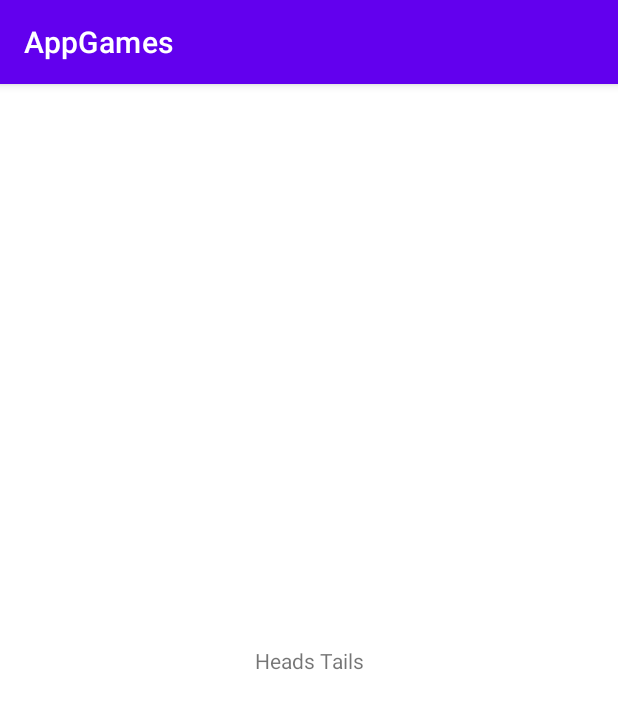
After one commit to Gustavo-F/Programacao-Dispositivos-Moveis, an Android app: the HeadsTailsFragment screen opened through its navigation route, on a phone screen of 412 x 824 dp. The commit adds this screen. Shown: the top 709 px of the screen. Run offline under Robolectric (Android 15) with nearby library versions, the phone set to English and light mode, and no system bars.

Commit message:
Criados fragmentos para heads tails e rolldice

```diff
--- /dev/null
+++ b/AppGames/app/src/main/java/com/gustavo/appgames/HeadsTailsFragment.kt
@@ -0,0 +1,11 @@
+package com.gustavo.appgames
+
+import android.os.Bundle
+import android.view.View
+import androidx.fragment.app.Fragment
+
+class HeadsTailsFragment: Fragment(R.layout.fragment_heads_tails) {
+    override fun onViewCreated(view: View, savedInstanceState: Bundle?) {
+        super.onViewCreated(view, savedInstanceState)
+    }
+}
--- /dev/null
+++ b/AppGames/app/src/main/res/layout/fragment_heads_tails.xml
@@ -0,0 +1,19 @@
+<?xml version="1.0" encoding="utf-8"?>
+<androidx.constraintlayout.widget.ConstraintLayout xmlns:android="http://schemas.android.com/apk/res/android"
+    android:layout_width="match_parent"
+    android:layout_height="match_parent"
+    xmlns:tools="http://schemas.android.com/tools"
+    xmlns:app="http://schemas.android.com/apk/res-auto"
+    tools:context=".HeadsTailsFragment">
+
+    <TextView
+        android:id="@+id/headsTailsTextView"
+        android:layout_width="wrap_content"
+        android:layout_height="wrap_content"
+        app:layout_constraintBottom_toBottomOf="parent"
+        app:layout_constraintEnd_toEndOf="parent"
+        app:layout_constraintStart_toStartOf="parent"
+        app:layout_constraintTop_toTopOf="parent"
+        android:text="Heads Tails" />
+
+</androidx.constraintlayout.widget.ConstraintLayout>
--- a/AppGames/app/src/main/res/navigation/nav_graph.xml
+++ b/AppGames/app/src/main/res/navigation/nav_graph.xml
@@ -18,6 +18,12 @@
             app:destination="@id/loginFragment"
             app:popUpTo="@id/loginFragment"
             app:popUpToInclusive="true" />
+        <action
+            android:id="@+id/action_homeFragment_to_headsTailsFragment"
+            app:destination="@id/headsTailsFragment" />
+        <action
+            android:id="@+id/action_homeFragment_to_rollDiceFragment"
+            app:destination="@id/rollDiceFragment" />
     </fragment>
     <fragment
         android:id="@+id/loginFragment"
@@ -48,4 +54,14 @@
             android:id="@+id/action_registerFragment_to_homeFragment"
             app:destination="@id/homeFragment" />
     </fragment>
+    <fragment
+        android:id="@+id/headsTailsFragment"
+        android:name="com.gustavo.appgames.HeadsTailsFragment"
+        android:label="fragment_heads_tails"
+        tools:layout="@layout/fragment_heads_tails" />
+    <fragment
+        android:id="@+id/rollDiceFragment"
+        android:name="com.gustavo.appgames.RollDiceFragment"
+        android:label="fragment_rolldice"
+        tools:layout="@layout/fragment_rolldice" />
 </navigation>
```
Also changed, not shown: AppGames/app/src/main/java/com/gustavo/appgames/RollDiceFragment.kt (added, +11 -0 lines), AppGames/app/src/main/res/layout/fragment_rolldice.xml (added, +19 -0 lines).
